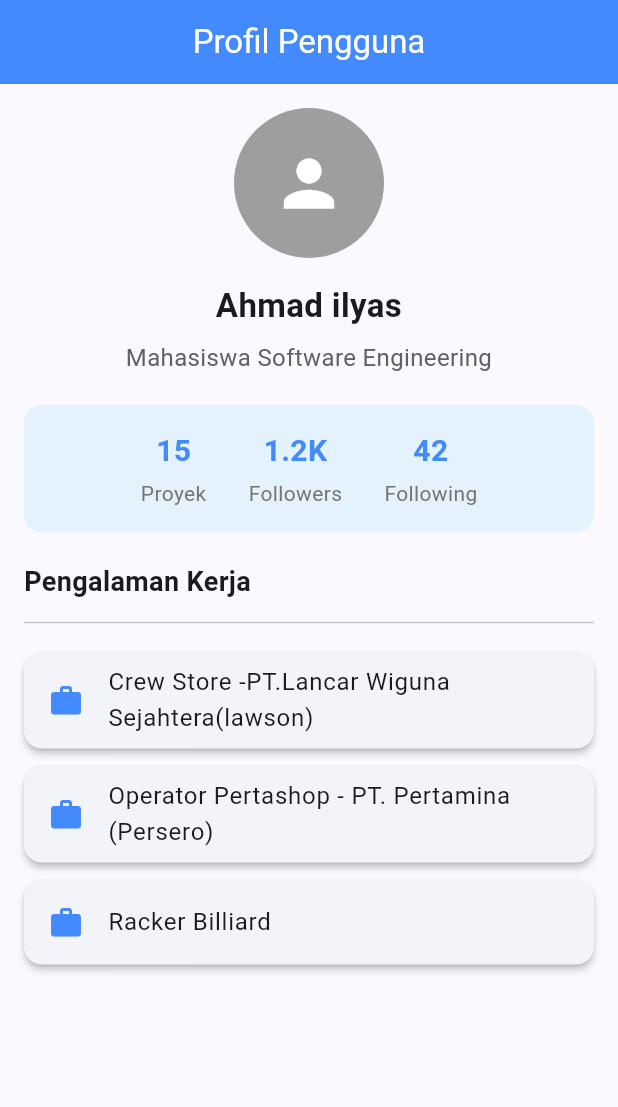
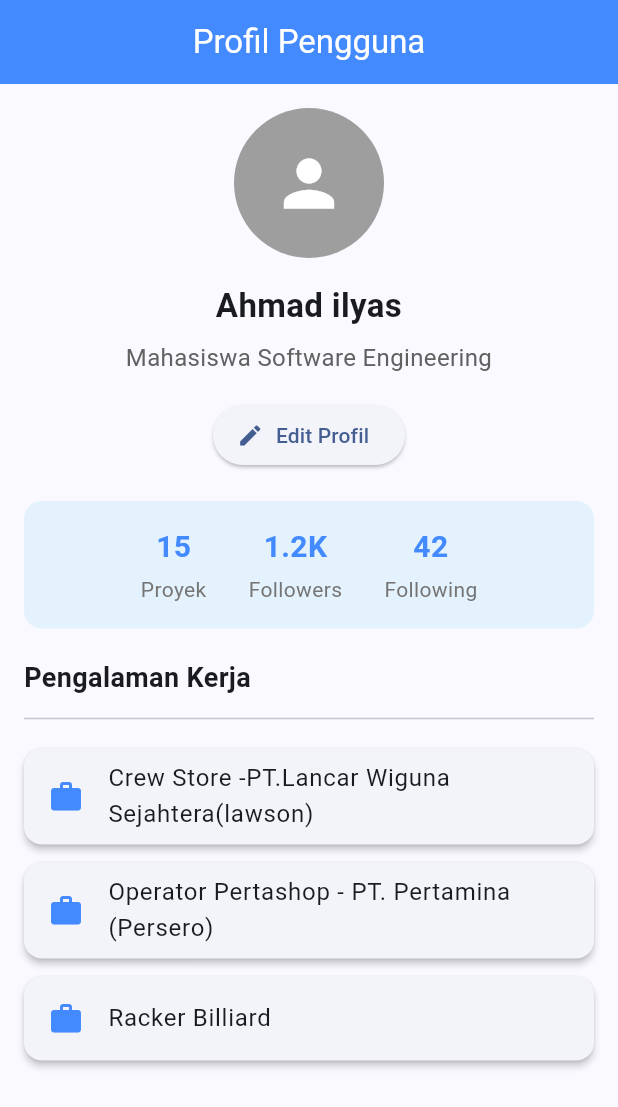
Before and after one commit to elyazz10/Latihan-kesekian-6, a Flutter app: the screen it shows after launch, on a phone screen of 412 x 824 dp. Shown: the top 1107 px of the screen. Run offline on Flutter 3.47's test engine with Material 3 defaults, Android fonts, the phone set to English and light mode, and no system bars.

Commit message:
feat: add static edit button with snackbar notification

```diff
--- a/lib/profile_page.dart
+++ b/lib/profile_page.dart
@@ -37,7 +37,21 @@ class ProfilePage extends StatelessWidget {
 
             ProfileInfo(userName: userName, role: role),
 
-            // day 4 pagi atur jarak
+            const SizedBox(height: 16),
+
+            // malam ke 4 tombol edit profil
+            ElevatedButton.icon(
+              onPressed: () {
+                ScaffoldMessenger.of(context).showSnackBar(
+                  const SnackBar(
+                    content: Text('fitur edit belum aktif pada modul statis.'),
+                  ),
+                );
+              },
+              icon: const Icon(Icons.edit),
+              label: const Text('Edit Profil'),
+            ),
+
             const SizedBox(height: 20),
 
             // day 2 malam
```
Also changed, not shown: 1 other file.
